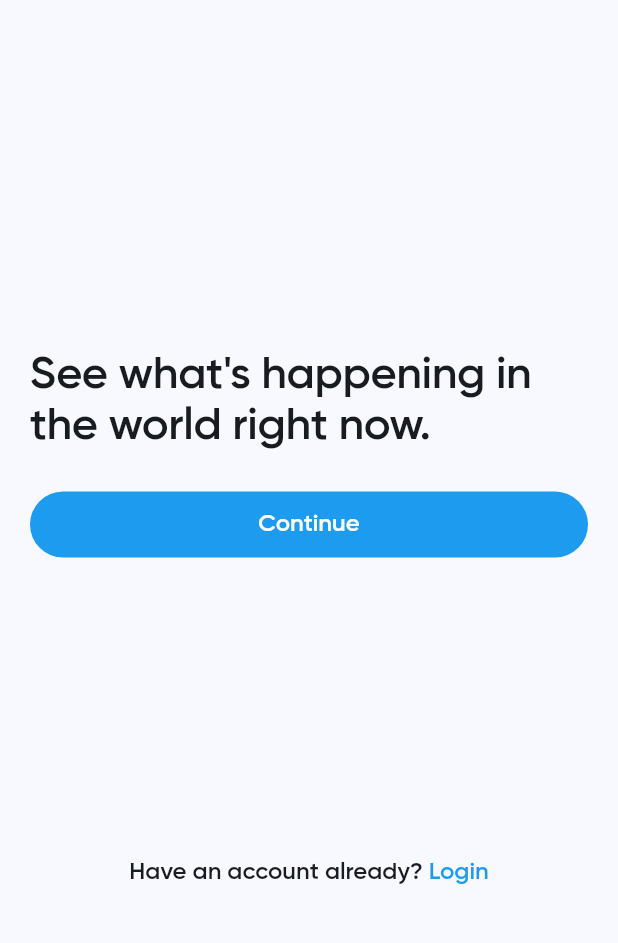
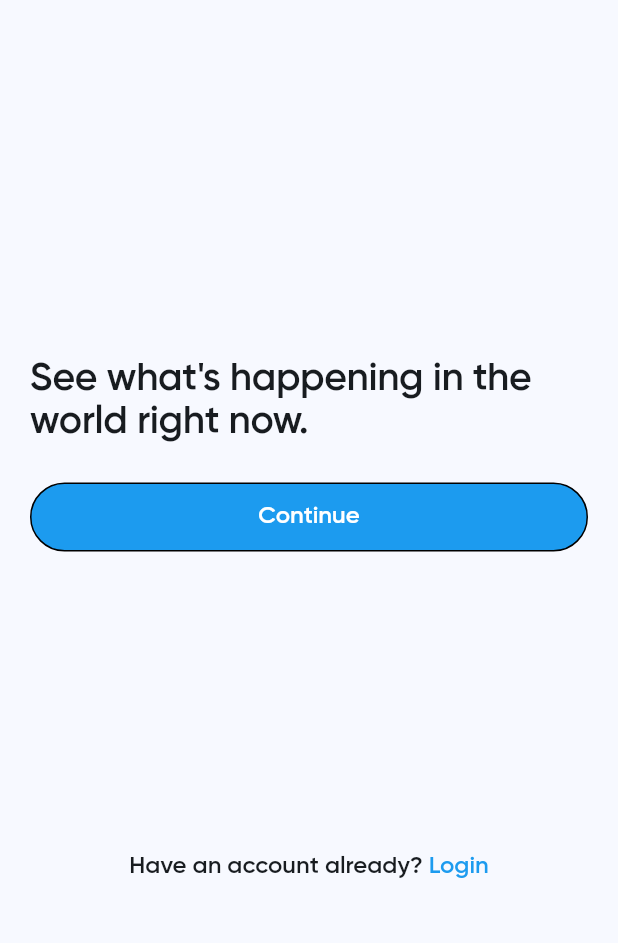
Before and after one commit to recruitchaos/twitter-clone, a Flutter app: the screen it shows after launch, on a phone screen of 412 x 824 dp, the part 65-1008 px from its top. Run offline on Flutter 3.47's test engine with Material 2 defaults, Android fonts, the phone set to English and light mode, and no system bars; our stand-ins replace flutter_svg.

```diff
--- a/lib/custom_widgets/custom_button.dart
+++ b/lib/custom_widgets/custom_button.dart
@@ -1,7 +1,10 @@
 import 'package:flutter/material.dart';
 
 class CustomButton extends StatefulWidget {
-  const CustomButton({super.key});
+  final String label;
+  final Color backgroundColor;
+  final Color textColor;
+  const CustomButton({super.key, required this.label, required this.backgroundColor, required this.textColor});
   @override
   State<CustomButton> createState() => _CustomButtonState();
 }
@@ -13,11 +16,14 @@ class _CustomButtonState extends State<CustomButton> {
       width: double.infinity,
       decoration: BoxDecoration(
         borderRadius: BorderRadius.circular(30),
-        color: const Color(0xff1C9BEF),
+        color: widget.backgroundColor,
+        border: Border.all(
+          width: 1
+        )
       ),
       child: Padding(
         padding: const EdgeInsets.symmetric(vertical: 12),
-        child: Text("Continue", style: Theme.of(context).textTheme.displaySmall?.apply(color: Colors.white), textAlign: TextAlign.center,),
+        child: Text(widget.label, style: Theme.of(context).textTheme.displaySmall?.apply(color: widget.textColor), textAlign: TextAlign.center,),
       ),
     );
   }
--- a/lib/main.dart
+++ b/lib/main.dart
@@ -18,9 +18,10 @@ class MyApp extends StatelessWidget {
         useMaterial3: true,
         fontFamily: 'Gilroy',
         textTheme: const TextTheme(
-          displayLarge: TextStyle(fontSize: 30),
+          displayLarge: TextStyle(fontSize: 26),
           displayMedium: TextStyle(fontSize: 24),
           displaySmall: TextStyle(fontSize: 16),
+          bodySmall: TextStyle(fontSize: 12),
         ),
       ),
       home: const WelcomePage(),
--- a/lib/welcome_page.dart
+++ b/lib/welcome_page.dart
@@ -2,6 +2,7 @@ import 'package:flutter/material.dart';
 import 'package:flutter_svg/svg.dart';
 import 'package:twitter_clone/custom_widgets/custom_button.dart';
 import 'package:twitter_clone/login_screen.dart';
+import 'package:twitter_clone/register_options_screen.dart';
 
 class WelcomePage extends StatefulWidget {
   const WelcomePage({super.key});
@@ -31,7 +32,11 @@ class _WelcomePageState extends State<WelcomePage> {
             const SizedBox(height: 32,),
             Text("See what's happening in the world right now.", style: Theme.of(context).textTheme.displayLarge, textAlign: TextAlign.left,),
             const SizedBox(height: 26,),
-            const CustomButton(),
+            GestureDetector(
+              onTap: () {
+                Navigator.push(context, MaterialPageRoute(builder: (context) => RegisterOptionScreen()));
+              },
+              child: const CustomButton(label: 'Continue', textColor: Colors.white, backgroundColor: Color(0xff1C9BEF),)),
             const SizedBox(height:200,),
             Row(
               mainAxisAlignment: MainAxisAlignment.center,
```
Also changed, not shown: lib/login_screen.dart (+3 -4 lines), lib/register_options_screen.dart (added, +62 -0 lines), lib/create_account_screen.dart (added).
